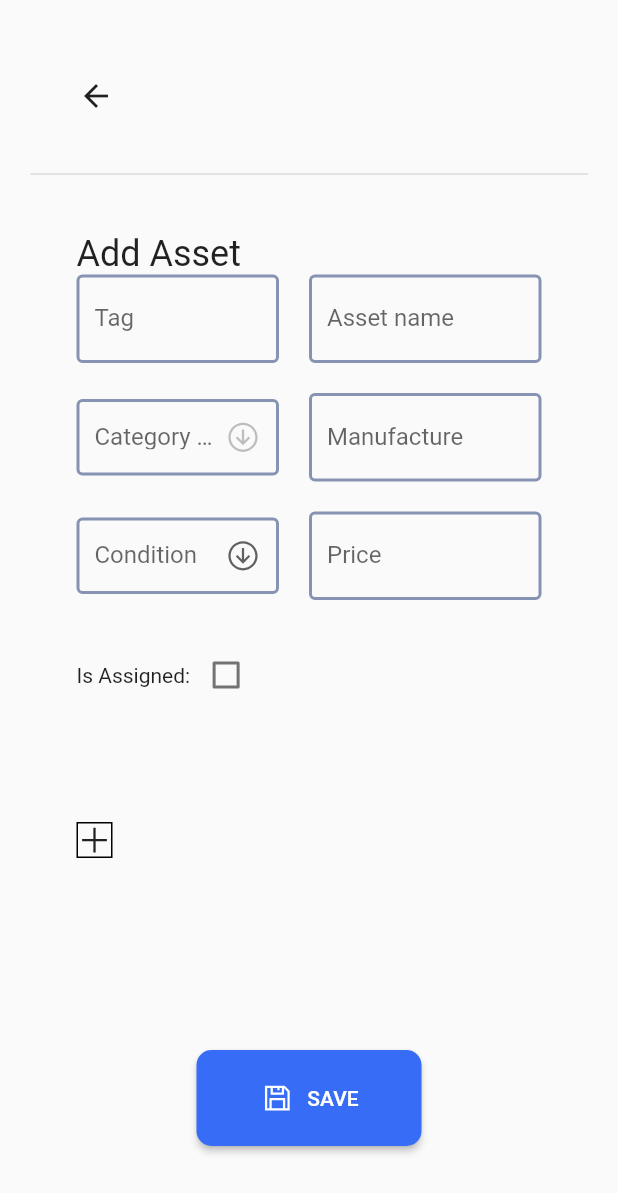
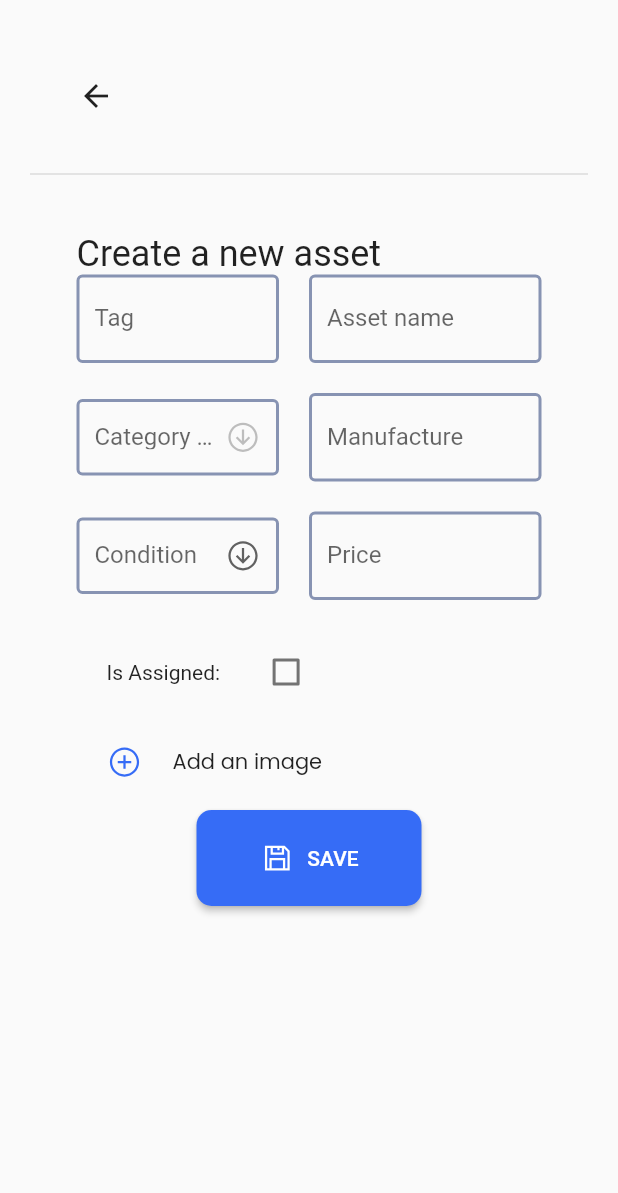
Before and after one commit to tcmhoang/AMS, a Flutter app: the screen it shows after launch, in the side drawer, after a tap on "Add asset", on a phone screen of 412 x 824 dp. Shown: the top 1193 px of the screen. Run offline on Flutter 3.47's test engine with Material 2 defaults, Android fonts, the light colour scheme and no system bars; our stand-ins replace datetime_picker_formfield, dropdown_search, flash, freezed_annotation, google_fonts, line_icons and 4 more; missing offline and left inert: file_selector, flex_color_picker, flutter_simple_dependency_injection, window_size; accounts and stored records are empty.

Commit message:
Fixed logics when create a bew asset with an assigned user and its frontend

```diff
--- a/lib/components/side_menu.dart
+++ b/lib/components/side_menu.dart
@@ -82,6 +82,9 @@ class _SideMenuState extends State<SideMenu> {
         primary: kPrimaryColor,
       ),
       onPressed: () {
+        Provider.of<MainScreenProvider>(context, listen: false)
+                .currentCategory =
+            const DetailTypes.creation('Create a new asset', AssetDetails());
         if (Responsive.isMobile(context))
           Navigator.push(
             context,
@@ -89,9 +92,6 @@ class _SideMenuState extends State<SideMenu> {
               builder: (BuildContext context) => const DetailScreen(),
             ),
           );
-        Provider.of<MainScreenProvider>(context, listen: false)
-                .currentCategory =
-            const DetailTypes.creation('Add Asset', AssetDetails());
       },
       icon: LineIcon.edit(size: 16),
       label: const Text(
--- a/lib/pages/detail/components/asset_details.dart
+++ b/lib/pages/detail/components/asset_details.dart
@@ -8,7 +8,9 @@ import 'package:flutter/material.dart';
 import 'package:flutter/painting.dart';
 import 'package:flutter/services.dart';
 import 'package:flutter/widgets.dart';
+import 'package:google_fonts/google_fonts.dart';
 import 'package:line_icons/line_icon.dart';
+import 'package:lsv_ams/config/responsive.dart';
 import 'package:path/path.dart' as p;
 import 'package:path_provider/path_provider.dart';
 import 'package:styled_widget/styled_widget.dart';
@@ -59,10 +61,11 @@ class AssetDetailsState extends State<AssetDetails> {
     return Form(
       key: _formKey,
       child: <Widget>[
-        Text(
-          'Add Asset',
-          style: Theme.of(context).textTheme.headline5,
-        ).alignment(Alignment.centerLeft),
+        if (Responsive.isMobile(context) && _data == null)
+          Text(
+            'Create a new asset',
+            style: Theme.of(context).textTheme.headline5,
+          ).alignment(Alignment.centerLeft),
         <Widget>[
           _renderTag(context),
           _renderName(context),
@@ -76,16 +79,11 @@ class AssetDetailsState extends State<AssetDetails> {
           _renderPrice(context),
         ].toRow(),
         <Widget>[
-          const Text('Is Assigned:'),
+          const Text('Is Assigned:').padding(all: kDefaultPadding),
           _renderIsAssigned(context),
           if (_isAssigned == true) _renderUserAssigned(context),
-        ].toRow().height(kDefaultPadding * 3),
-        <Widget>[
-          _renderImage(context),
-        ].toRow().height(kDefaultPadding * 8),
-        const SizedBox(
-          height: 60,
-        ),
+        ].toRow(),
+        _renderImage(context).padding(all: kDefaultPadding),
         _renderAddUserBtn(context),
       ]
           .toColumn(
@@ -145,13 +143,13 @@ class AssetDetailsState extends State<AssetDetails> {
               _tagController.text,
               _fNameController.text,
               _selectedCategoryId,
-              _assignedUserId,
+              _isAssigned == true ? _assignedUserId : 0,
               _manufacturerController.text,
               DateTime.now().microsecondsSinceEpoch,
               DateTime.now().microsecondsSinceEpoch,
               _conditionController.text,
               _image,
-              2,
+              1,
               CurrencyFormatter.getValue(_priceController.text),
               _isAssigned == true ? 1 : 0,
             ),
@@ -236,7 +234,9 @@ class AssetDetailsState extends State<AssetDetails> {
 
   Widget _renderCondition(BuildContext context) =>
       DropdownButtonFormField<String>(
-        value: _conditionController.text,
+        value: _conditionController.text.isEmpty
+            ? null
+            : _conditionController.text,
         icon: LineIcon.arrowCircleDown(),
         iconSize: 24,
         elevation: 16,
@@ -314,14 +314,27 @@ class AssetDetailsState extends State<AssetDetails> {
               mode: Mode.MENU,
               showSearchBox: true,
               showSelectedItem: true,
-              items: data.map((User e) => e.fullName).toList(),
+              dropdownSearchDecoration: const InputDecoration(
+                labelText: 'Category name',
+                border: OutlineInputBorder(),
+                enabledBorder: OutlineInputBorder(
+                  borderSide: BorderSide(width: 2, color: kGrayColor),
+                ),
+                contentPadding: EdgeInsets.all(10),
+              ),
+              items:
+                  data.map((User e) => '${e.userId}    ${e.fullName}').toList(),
               label: 'User assigned',
               onChanged: (String? value) {
                 setState(() {
                   _userController.text = value!;
+                  _assignedUserId =
+                      int.parse(_userController.text.split(RegExp(r'\s+'))[0]);
                 });
               },
-              selectedItem: _userController.text,
+              selectedItem: _assignedUserId == 0
+                  ? null
+                  : '$_assignedUserId    ${data.firstWhere((User element) => element.userId == _assignedUserId).fullName}',
             ).expanded();
           } else
             return const CircularProgressIndicator();
@@ -330,11 +343,25 @@ class AssetDetailsState extends State<AssetDetails> {
 
   Widget _renderImage(BuildContext context) => Container(
         child: _image.isEmpty
-            ? LineIcon.plus()
+            ? <Widget>[
+                LineIcon.plusCircle(
+                  size: 24,
+                  color: kPrimaryColor,
+                ),
+                Text(
+                  'Add an image',
+                  style: GoogleFonts.poppins(),
+                ).padding(horizontal: kDefaultPadding)
+              ]
+                .toRow(mainAxisSize: MainAxisSize.min)
+                .alignment(Alignment.centerLeft)
             : Image.file(
                 File(_image),
-              ),
-      ).border(all: 1).gestures(
+              ).clipRRect(all: 20).constrained(
+                  maxHeight: kMinScreenSize,
+                  maxWidth: kMinScreenSize,
+                ),
+      ).gestures(
         onTap: () async {
           final XTypeGroup typeGroup =
               XTypeGroup(label: 'images', extensions: <String>['jpg', 'png']);
--- a/lib/pages/detail/components/user_details.dart
+++ b/lib/pages/detail/components/user_details.dart
@@ -46,7 +46,7 @@ class UserDetailsState extends State<UserDetails> {
     return Form(
       key: _formKey,
       child: <Widget>[
-        if (Responsive.isMobile(context))
+        if (Responsive.isMobile(context) && _data == null)
           Text(
             'Create a new user',
             style: Theme.of(context).textTheme.headline5,
--- a/lib/providers/main_screen_provider.dart
+++ b/lib/providers/main_screen_provider.dart
@@ -23,18 +23,26 @@ class MainScreenProvider with ChangeNotifier {
   };
 
   String _currentSelectSideMenu = 'Assets';
-  String get menuItem => _currentSelectSideMenu;
+  DetailTypes _currentCat = const DetailTypes.empty();
+  int _currIdxList = 0;
+
+  int get currentIndexList => _currIdxList;
+  set currentIndexList(int newVal) {
+    _currIdxList = newVal;
+    notifyListeners();
+  }
 
   late Future<List<Object>> _listData;
-  DetailTypes _currentCat = const DetailTypes.empty();
 
+  String get menuItem => _currentSelectSideMenu;
   set menuItem(String val) {
     _currentSelectSideMenu = val;
     if (kActions.containsKey(val)) {
       listData = kActions[val]!;
     } else {
-      listData = assets.fetchByType(val);
+      listData = assets.findByType(val);
     }
+    currentIndexList = 0;
     notifyListeners();
   }
 
```
Also changed, not shown: lib/domains/asset_repository/asset_repository.dart (+10 -2 lines), lib/domains/asset_repository/src/models.dart (+15 -1 lines), lib/pages/main/components/list_of_items.dart (+3 -4 lines).
